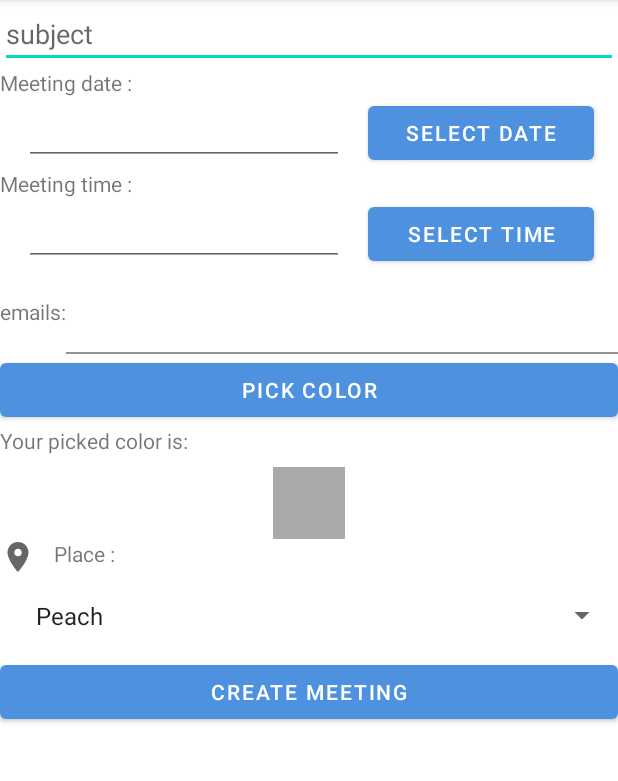
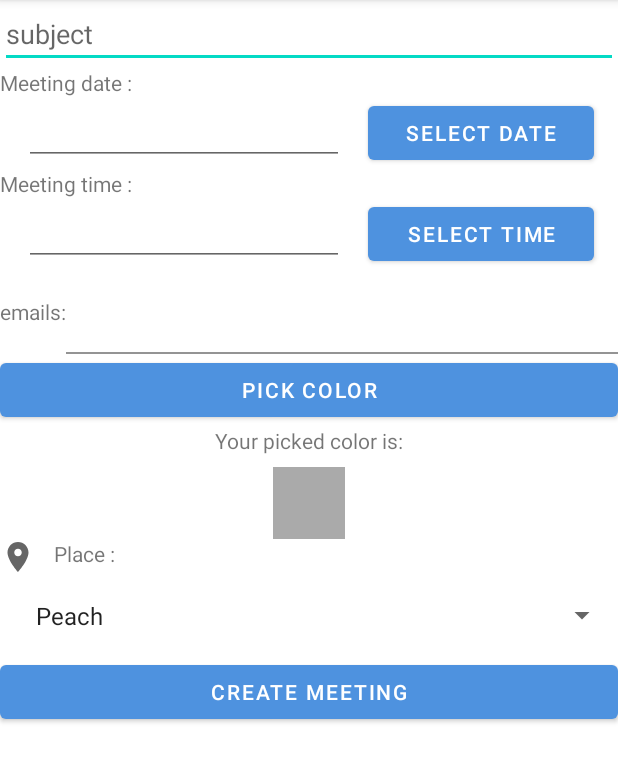
Before and after one commit to BertUrb/mareu, an Android app: the screen it shows after launch (AddMeetingActivity), after a tap on "Add meeting button", on a phone screen of 412 x 824 dp, the part 84-865 px from its top. Run offline under Robolectric (Android 15) with nearby library versions, the light colour scheme and no system bars; libraries missing offline, so code that uses them is left out: top.defaults.colorpicker; 1 statement that could not run was skipped.

Commit message:
ui optimizations

```diff
--- a/app/src/main/java/com/mjcdouai/maru/model/Meeting.java
+++ b/app/src/main/java/com/mjcdouai/maru/model/Meeting.java
@@ -1,50 +1,15 @@
 package com.mjcdouai.maru.model;
 
 
-import android.os.Parcel;
-import android.os.Parcelable;
-
 import java.util.List;
 
-public class Meeting implements Parcelable {
-    private final String mMeetingTime;
-    private final String mMeetingDate;
-    private final String mMeetingSubject;
-    private final List<String> mMeetingUsers;
-    private final String mMeetingPlace;
-    private final Integer mMeetingColor;
-    public static final String[] mMeetingPlaces = {
-            "Mario","Luigi","Peach","Room 4","Room 5","Room 6","Room 7","Room 8", "Room 9", "Room 10"
-    };
-
-    protected Meeting(Parcel in) {
-        mMeetingTime = in.readString();
-        mMeetingDate = in.readString();
-        mMeetingSubject = in.readString();
-        mMeetingUsers = in.createStringArrayList();
-        mMeetingPlace = in.readString();
-        if (in.readByte() == 0) {
-            mMeetingColor = null;
-        } else {
-            mMeetingColor = in.readInt();
-        }
-    }
-
-    public static final Creator<Meeting> CREATOR = new Creator<Meeting>() {
-        @Override
-        public Meeting createFromParcel(Parcel in) {
-            return new Meeting(in);
-        }
-
-        @Override
-        public Meeting[] newArray(int size) {
-            return new Meeting[size];
-        }
-    };
-
-    public Integer getMeetingColor() {
-        return mMeetingColor;
-    }
+public class Meeting {
+    private String mMeetingTime;
+    private String mMeetingDate;
+    private String mMeetingSubject;
+    private List<String> mMeetingUsers;
+    private String mMeetingPlace;
+    private Integer mMeetingColor;
 
     public Meeting(String meetingTime, String meetingDate, String meetingSubject, List<String> meetingUsers, String meetingPlace, Integer meetingColor) {
         mMeetingTime = meetingTime;
@@ -55,43 +20,52 @@ public class Meeting implements Parcelable {
         mMeetingColor = meetingColor;
     }
 
+    public Integer getMeetingColor() {
+        return mMeetingColor;
+    }
+
+    public void setMeetingColor(Integer meetingColor) {
+        mMeetingColor = meetingColor;
+    }
+
     public String getMeetingTime() {
         return mMeetingTime;
+    }
+
+    public void setMeetingTime(String meetingTime) {
+        mMeetingTime = meetingTime;
     }
 
     public String getMeetingDate() {
         return mMeetingDate;
     }
 
+    public void setMeetingDate(String meetingDate) {
+        mMeetingDate = meetingDate;
+    }
+
     public String getMeetingSubject() {
         return mMeetingSubject;
+    }
+
+    public void setMeetingSubject(String meetingSubject) {
+        mMeetingSubject = meetingSubject;
     }
 
     public List<String> getMeetingUsers() {
         return mMeetingUsers;
     }
 
+    public void setMeetingUsers(List<String> meetingUsers) {
+        mMeetingUsers = meetingUsers;
+    }
+
     public String getMeetingPlace() {
         return mMeetingPlace;
     }
 
-    @Override
-    public int describeContents() {
-        return 0;
+    public void setMeetingPlace(String meetingPlace) {
+        mMeetingPlace = meetingPlace;
     }
 
-    @Override
-    public void writeToParcel(Parcel parcel, int i) {
-        parcel.writeString(mMeetingTime);
-        parcel.writeString(mMeetingDate);
-        parcel.writeString(mMeetingSubject);
-        parcel.writeStringList(mMeetingUsers);
-        parcel.writeString(mMeetingPlace);
-        if (mMeetingColor == null) {
-            parcel.writeByte((byte) 0);
-        } else {
-            parcel.writeByte((byte) 1);
-            parcel.writeInt(mMeetingColor);
-        }
-    }
 }
--- a/app/src/main/java/com/mjcdouai/maru/service/DummyMeetingApiService.java
+++ b/app/src/main/java/com/mjcdouai/maru/service/DummyMeetingApiService.java
@@ -53,8 +53,4 @@ public class DummyMeetingApiService implements  MeetingApiService{
 
     }
 
-    @Override
-    public String[] getRooms() {
-        return Meeting.mMeetingPlaces;
-    }
 }
--- a/app/src/main/java/com/mjcdouai/maru/service/MeetingApiService.java
+++ b/app/src/main/java/com/mjcdouai/maru/service/MeetingApiService.java
@@ -10,7 +10,4 @@ public interface MeetingApiService {
     void delMeeting(Meeting meeting);
     List<Meeting> filterMeetingByDate(String date);
     List<Meeting> filterMeetingByPlace(String place);
-    String[] getRooms();
-
-
 }
--- a/app/src/main/res/layout-land/activity_add_meeting.xml
+++ b/app/src/main/res/layout-land/activity_add_meeting.xml
@@ -1,9 +1,10 @@
 <?xml version="1.0" encoding="utf-8"?>
 <ScrollView xmlns:android="http://schemas.android.com/apk/res/android"
     android:layout_width="match_parent"
-    android:layout_height="match_parent">
+    android:layout_height="match_parent"
+    xmlns:app="http://schemas.android.com/apk/res-auto">
 
-    <LinearLayout
+    <androidx.constraintlayout.widget.ConstraintLayout
         android:layout_width="match_parent"
         android:layout_height="wrap_content"
         android:orientation="horizontal"
@@ -14,15 +15,27 @@
             layout="@layout/meeting_first_infos_part"
             android:layout_width="0dp"
             android:layout_height="wrap_content"
-            android:layout_weight="0.5" />
+            app:layout_constraintEnd_toStartOf="@id/guideline"
+            app:layout_constraintStart_toStartOf="parent"
+            app:layout_constraintTop_toTopOf="parent" />
 
+
+        <androidx.constraintlayout.widget.Guideline
+            android:id="@+id/guideline"
+            android:layout_width="wrap_content"
+            android:layout_height="wrap_content"
+            android:orientation="vertical"
+            app:layout_constraintGuide_percent="0.5"/>
 
         <LinearLayout
             android:layout_width="0dp"
             android:layout_height="wrap_content"
-            android:layout_weight="0.5"
+
             android:orientation="vertical"
-            android:padding="12dp">
+            android:padding="12dp"
+            app:layout_constraintStart_toEndOf="@id/guideline"
+            app:layout_constraintEnd_toEndOf="parent"
+            app:layout_constraintTop_toTopOf="parent">
 
             <include
                 android:id="@+id/misc_infos"
@@ -34,5 +47,5 @@
                 android:layout_height="wrap_content"
                 android:text="@string/create_meeting" />
         </LinearLayout>
-    </LinearLayout>
+    </androidx.constraintlayout.widget.ConstraintLayout>
 </ScrollView>
--- a/app/src/main/res/layout/meeting_misc_infos_part.xml
+++ b/app/src/main/res/layout/meeting_misc_infos_part.xml
@@ -1,15 +1,19 @@
 <?xml version="1.0" encoding="utf-8"?>
-<LinearLayout xmlns:android="http://schemas.android.com/apk/res/android"
+<androidx.constraintlayout.widget.ConstraintLayout xmlns:android="http://schemas.android.com/apk/res/android"
     xmlns:app="http://schemas.android.com/apk/res-auto"
     android:layout_width="match_parent"
     android:layout_height="match_parent"
     android:orientation="vertical">
 
     <LinearLayout
+        android:id="@+id/linar_layout_text"
         android:layout_width="match_parent"
         android:layout_height="wrap_content"
         android:gravity="center_vertical"
-        android:orientation="horizontal">
+        android:orientation="horizontal"
+        app:layout_constraintTop_toTopOf="parent"
+        app:layout_constraintStart_toStartOf="parent"
+        app:layout_constraintEnd_toEndOf="parent">
 
         <androidx.appcompat.widget.AppCompatTextView
             android:layout_width="wrap_content"
@@ -43,6 +47,8 @@
         android:id="@+id/chipGroup2"
         android:layout_width="wrap_content"
         android:layout_height="wrap_content"
+        app:layout_constraintStart_toStartOf="parent"
+        app:layout_constraintTop_toBottomOf="@id/linar_layout_text"
         android:duplicateParentState="false">
 
     </com.google.android.material.chip.ChipGroup>
@@ -53,14 +59,22 @@
         android:id="@+id/pick_color_button"
         android:layout_width="match_parent"
         android:layout_height="wrap_content"
+        app:layout_constraintTop_toBottomOf="@id/chipGroup2"
         android:text="@string/pick_color" />
 
     <TextView
+        android:id="@+id/tv_color_picked"
+        app:layout_constraintStart_toStartOf="parent"
+        app:layout_constraintEnd_toEndOf="parent"
+        app:layout_constraintTop_toBottomOf="@id/pick_color_button"
         android:layout_width="wrap_content"
         android:layout_height="wrap_content"
         android:text="@string/your_picked_color_is" />
 
     <View
+        app:layout_constraintTop_toBottomOf="@id/tv_color_picked"
+        app:layout_constraintStart_toStartOf="parent"
+        app:layout_constraintEnd_toEndOf="parent"
         android:id="@+id/preview_selected_color"
         android:layout_width="48dp"
         android:layout_height="48dp"
@@ -69,6 +83,10 @@
         android:background="@android:color/darker_gray" />
 
     <TextView
+        android:id="@+id/tv_place"
+        app:layout_constraintTop_toBottomOf="@+id/preview_selected_color"
+        app:layout_constraintStart_toStartOf="parent"
+        app:layout_constraintEnd_toEndOf="parent"
         android:layout_width="match_parent"
         android:layout_height="wrap_content"
         android:drawablePadding="12dp"
@@ -76,10 +94,13 @@
         app:drawableStartCompat="@drawable/ic_baseline_place_24" />
 
     <Spinner
+        app:layout_constraintTop_toBottomOf="@id/tv_place"
+        app:layout_constraintStart_toStartOf="parent"
+        app:layout_constraintEnd_toEndOf="parent"
         android:id="@+id/meeting_place"
         android:layout_width="match_parent"
         android:layout_height="wrap_content"
         android:entries="@array/places_array"
         android:padding="16dp"
         android:spinnerMode="dialog" />
-</LinearLayout>
+</androidx.constraintlayout.widget.ConstraintLayout>
--- a/app/src/main/res/values/strings.xml
+++ b/app/src/main/res/values/strings.xml
@@ -39,6 +39,7 @@
     <string name="toast_time_required">Time of the meeting is required</string>
     <string name="toast_mail_required">At least one email is required</string>
     <string name="contributors_emails">contributors\' emails</string>
+    <string name="select_room">Select Room</string>
     <string-array name="places_array">
         <item>Peach</item>
         <item>Mario</item>
```
Also changed, not shown: app/src/main/java/com/mjcdouai/maru/ui/ListMeetingsActivity.java (+7 -25 lines).
